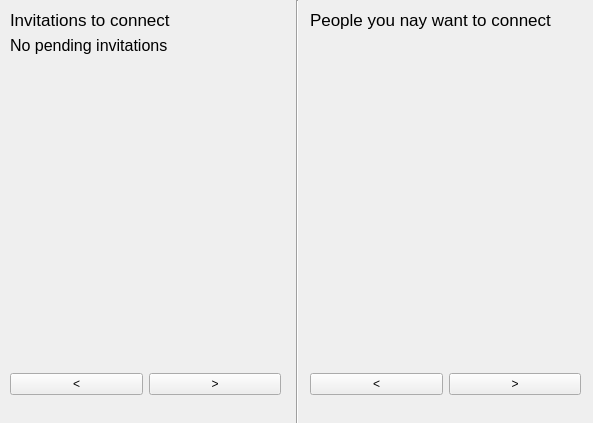
Above: mynetwork_person.ui from KNajjary/LinkedIn before the change. Below: the same form after it.
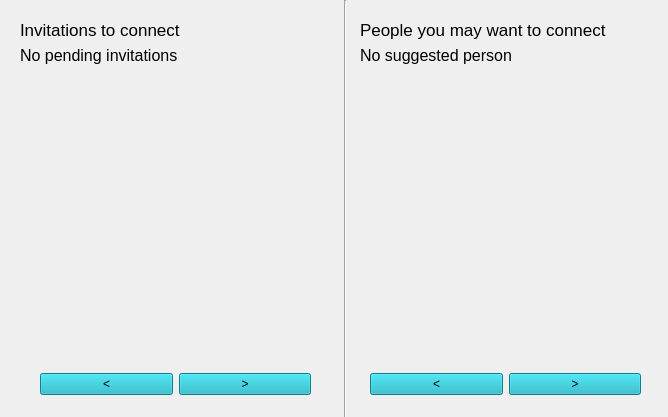
That is the form after the change.

```diff
--- a/mynetwork_person.ui
+++ b/mynetwork_person.ui
@@ -6,17 +6,20 @@
    <rect>
     <x>0</x>
     <y>0</y>
-    <width>593</width>
-    <height>423</height>
+    <width>668</width>
+    <height>417</height>
    </rect>
   </property>
   <property name="windowTitle">
    <string>Form</string>
   </property>
+  <property name="styleSheet">
+   <string notr="true"/>
+  </property>
   <widget class="Line" name="line">
    <property name="geometry">
     <rect>
-     <x>282</x>
+     <x>330</x>
      <y>0</y>
      <width>31</width>
      <height>441</height>
@@ -35,12 +38,12 @@
     <enum>Qt::Vertical</enum>
    </property>
   </widget>
-  <widget class="QWidget" name="">
+  <widget class="QWidget" name="layoutWidget">
    <property name="geometry">
     <rect>
-     <x>10</x>
-     <y>10</y>
-     <width>271</width>
+     <x>20</x>
+     <y>20</y>
+     <width>311</width>
      <height>341</height>
     </rect>
    </property>
@@ -74,12 +77,12 @@
     </item>
    </layout>
   </widget>
-  <widget class="QWidget" name="">
+  <widget class="QWidget" name="layoutWidget">
    <property name="geometry">
     <rect>
-     <x>310</x>
-     <y>10</y>
-     <width>270</width>
+     <x>360</x>
+     <y>20</y>
+     <width>291</width>
      <height>341</height>
     </rect>
    </property>
@@ -92,7 +95,19 @@
        </font>
       </property>
       <property name="text">
-       <string>People you nay want to connect</string>
+       <string>People you may want to connect</string>
+      </property>
+     </widget>
+    </item>
+    <item>
+     <widget class="QLabel" name="label_NoSuggest">
+      <property name="font">
+       <font>
+        <pointsize>12</pointsize>
+       </font>
+      </property>
+      <property name="text">
+       <string>No suggested person</string>
       </property>
      </widget>
     </item>
@@ -105,10 +120,10 @@
     </item>
    </layout>
   </widget>
-  <widget class="QWidget" name="">
+  <widget class="QWidget" name="layoutWidget">
    <property name="geometry">
     <rect>
-     <x>10</x>
+     <x>40</x>
      <y>370</y>
      <width>271</width>
      <height>29</height>
@@ -117,6 +132,10 @@
    <layout class="QHBoxLayout" name="horizontalLayout">
     <item>
      <widget class="QPushButton" name="pushButton_pevReq">
+      <property name="styleSheet">
+       <string notr="true">background-color: rgb(20,176,191);
+</string>
+      </property>
       <property name="text">
        <string>&lt;</string>
       </property>
@@ -124,6 +143,10 @@
     </item>
     <item>
      <widget class="QPushButton" name="pushButton_nextReq">
+      <property name="styleSheet">
+       <string notr="true">background-color: rgb(20,176,191);
+</string>
+      </property>
       <property name="text">
        <string>&gt;</string>
       </property>
@@ -131,10 +154,10 @@
     </item>
    </layout>
   </widget>
-  <widget class="QWidget" name="">
+  <widget class="QWidget" name="layoutWidget">
    <property name="geometry">
     <rect>
-     <x>310</x>
+     <x>370</x>
      <y>370</y>
      <width>271</width>
      <height>29</height>
@@ -143,6 +166,10 @@
    <layout class="QHBoxLayout" name="horizontalLayout_2">
     <item>
      <widget class="QPushButton" name="pushButton_PrevSug">
+      <property name="styleSheet">
+       <string notr="true">background-color: rgb(20,176,191);
+</string>
+      </property>
       <property name="text">
        <string>&lt;</string>
       </property>
@@ -150,6 +177,10 @@
     </item>
     <item>
      <widget class="QPushButton" name="pushButton_nexSug">
+      <property name="styleSheet">
+       <string notr="true">background-color: rgb(20,176,191);
+</string>
+      </property>
       <property name="text">
        <string>&gt;</string>
       </property>
```
